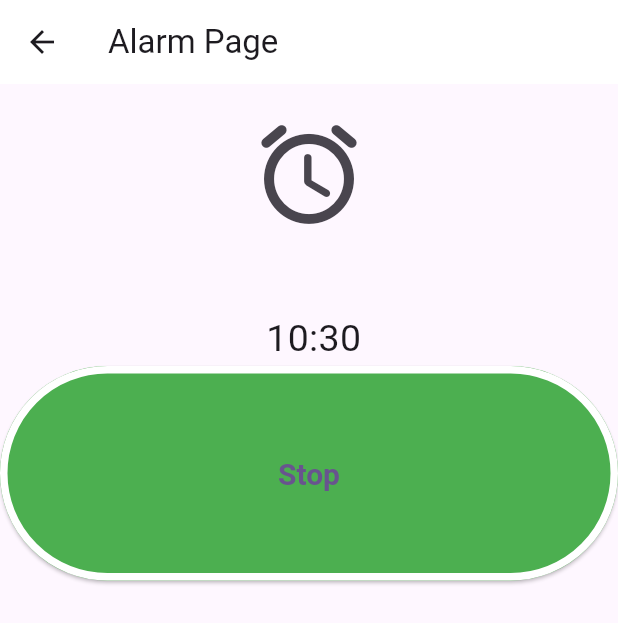
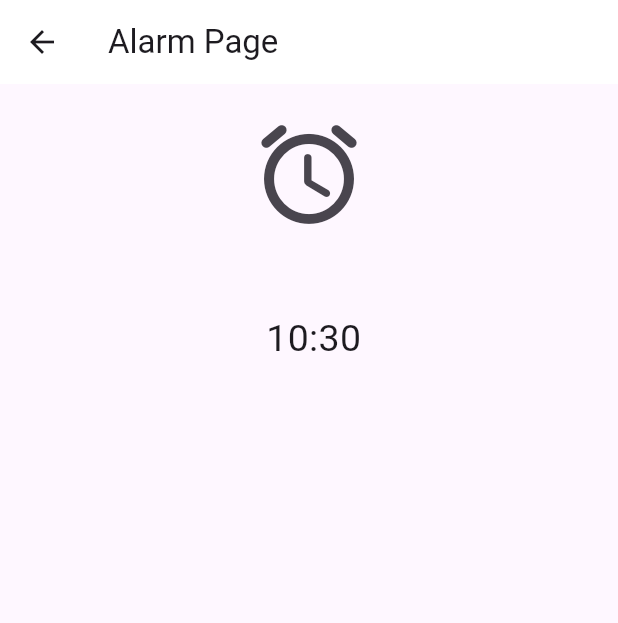
Before and after one commit to JOh2809/cs3541_final_project, a Flutter app: the AlarmPage screen opened directly, on a phone screen of 412 x 824 dp. Shown: the top 623 px of the screen. Run offline on Flutter 3.47's test engine with Material 3 defaults, Android fonts, the phone set to English and light mode, and no system bars; our stand-ins replace audioplayers, csv; missing offline and left inert: android_alarm_manager_plus, dart:ffi.

Commit message:
Misc files, should rectify an issue with my previous misc files

```diff
--- a/cs3541_final_project/lib/alarm/views/alarm_component.dart
+++ b/cs3541_final_project/lib/alarm/views/alarm_component.dart
@@ -1,5 +1,4 @@
 import 'package:flutter/material.dart';
-import 'package:flutter/services.dart';
 import '../presenter/alarm_presenter.dart';
 import 'dart:async';
 import 'dart:core';
@@ -19,10 +18,8 @@ class AlarmPage extends StatefulWidget {
 class _AlarmPageState extends State<AlarmPage> {
 
   TimeOfDay selectedTime = TimeOfDay.now();
-  //final player = AudioCache(fixedPlayer: AudioPlayer());
 
-  final player = AudioPlayer();
-  int checkButton = 0;
+  AudioPlayer player = AudioPlayer();
 
   @override
   Widget build(BuildContext context) {
@@ -69,32 +66,6 @@ class _AlarmPageState extends State<AlarmPage> {
               ),
             ],
           ),
-          Row(
-            crossAxisAlignment: CrossAxisAlignment.center,
-            mainAxisAlignment: MainAxisAlignment.spaceBetween,
-            children: [
-              Expanded(
-                child: ElevatedButton(
-                    onPressed: () async {
-                      //await player.play(AssetSource('.../assets/AlarmNoise.mp3'));
-                      checkButton = 1;
-                    },
-                    style: ElevatedButton.styleFrom(
-                        backgroundColor: Colors.green,
-                        shape: RoundedRectangleBorder(
-                            side: const BorderSide(
-                              width: 5.0,
-                              color: Colors.white,
-                            ),
-                            borderRadius: BorderRadius.circular(360)),
-                        padding: const EdgeInsets.symmetric(
-                            horizontal: 60, vertical: 60),
-                        textStyle: const TextStyle(
-                            color: Colors.black, fontSize: 20, fontWeight: FontWeight.bold)),
-                    child: const Text("Stop"), ),
-              ),
-            ],
-          ),
         ],
       ),
     );
@@ -111,7 +82,6 @@ class _AlarmPageState extends State<AlarmPage> {
       setState(() {
         selectedTime = timeOfDay;
       });
-      checkButton = 0;
     }
 
     const fiveSec = Duration(seconds: 5);
@@ -124,23 +94,19 @@ class _AlarmPageState extends State<AlarmPage> {
     final DateTime timeSystem;
     timeSystem = DateTime.now();
     if (timeSystem.hour == selectedTime.hour &&
-        timeSystem.minute == selectedTime.minute &&
-        checkButton == 0) {
+        timeSystem.minute == selectedTime.minute) {
       AndroidAlarmManager.oneShotAt(
           DateTime(selectedTime.hour, selectedTime.minute),
           alarmId,
           //fireAlarm(player));
           fireAlarm(player));
-      HapticFeedback.vibrate();
-      checkButton = 1;
     }
   }
 }
 
 fireAlarm(player) {
+ print("PLAY AUDIO PLAY AUDIO");
 
-  HapticFeedback.vibrate();
-  player.play(AssetSource('AlarmNoise.mp3'));
 }
 
 extension TimeOfDayExtension on TimeOfDay {
--- a/cs3541_final_project/pubspec.yaml
+++ b/cs3541_final_project/pubspec.yaml
@@ -64,7 +64,8 @@ flutter:
 
   # To add assets to your application, add an assets section, like this:
   assets:
-   - assets/AlarmNoise.mp3
+    - assets/AlarmNoise.mp3
+    - assets/Amazon_Books_Data.csv
   #   - images/a_dot_ham.jpeg
 
   # An image asset can refer to one or more resolution-specific "variants", see
```
Also changed, not shown: cs3541_final_project/pubspec.lock, 5 other files.
